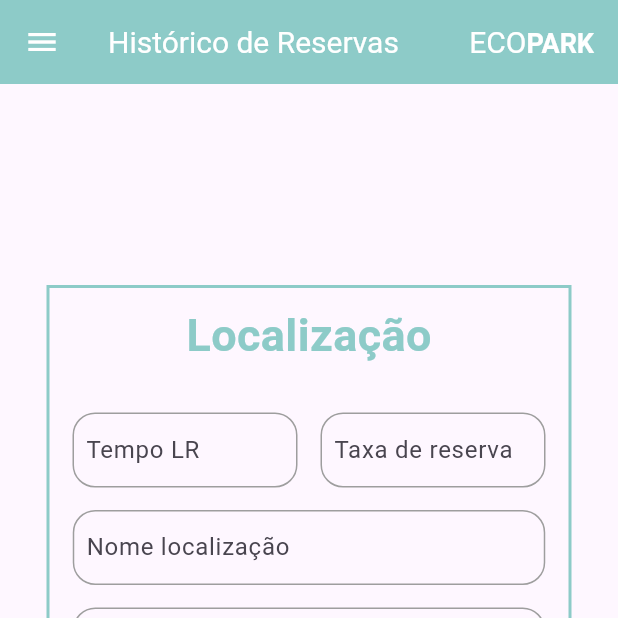
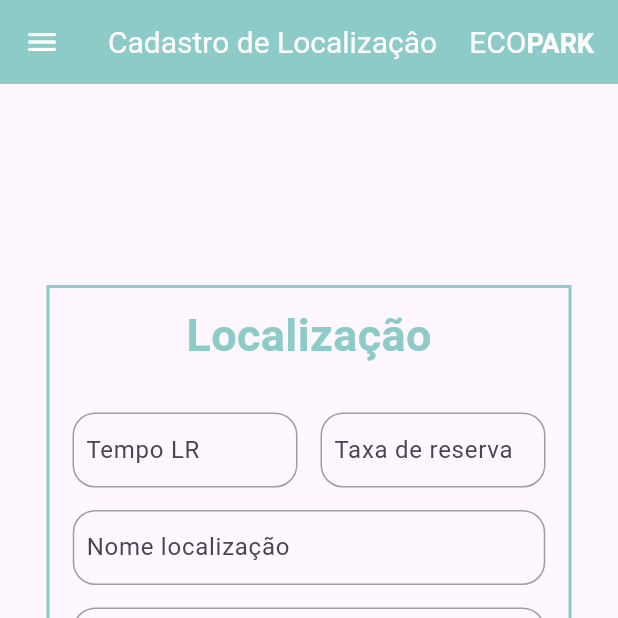
Before and after one commit to rageagainst10/Eco-Park-Desktop-2.0, a Flutter app: the LocalizacaoCadastro screen opened directly, on a phone screen of 412 x 824 dp, the top half of it. Run offline on Flutter 3.47's test engine with Material 3 defaults, Android fonts, the phone set to English and light mode, and no system bars; our stand-ins replace flutter_secure_storage, get_it; accounts and stored records are empty.

Commit message:
nome do cadastro de localizaçao atualizado

```diff
--- a/lib/pages/localizacao.dart
+++ b/lib/pages/localizacao.dart
@@ -57,7 +57,7 @@ class _LocalizacaoCadastroState extends State<LocalizacaoCadastro> {
   Widget build(BuildContext context) {
     return Scaffold(
 appBar: AppBarPersonalizado(
-        text: 'Histórico de Reservas', // Passando o texto desejado para o AppBarPersonalizado
+        text: 'Cadastro de Localizaçâo', // Passando o texto desejado para o AppBarPersonalizado
       ),
       drawer: Drawer(
         child: ListView(
```
